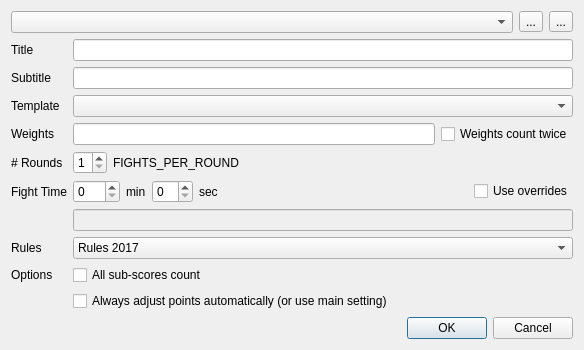
First picture: the form in base/ModeManagerDlg.ui, repository fmuecke/Ipponboard, before the edit.
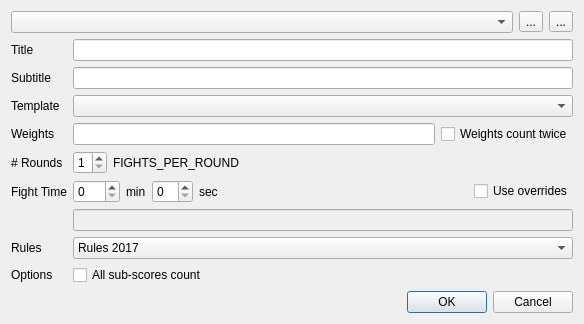
Second picture: the form after the edit. Icons and pictures are not drawn.

Commit message: automatically adjusting points is a tool setting only (no more part of rules)

The edit to the form file:
```diff
--- a/base/ModeManagerDlg.ui
+++ b/base/ModeManagerDlg.ui
@@ -7,7 +7,7 @@
     <x>0</x>
     <y>0</y>
     <width>584</width>
-    <height>335</height>
+    <height>312</height>
    </rect>
   </property>
   <property name="windowTitle">
@@ -316,16 +316,6 @@
        </property>
       </widget>
      </item>
-     <item row="9" column="1">
-      <widget class="QCheckBox" name="checkBox_alwaysAutoAdjustPoints">
-       <property name="toolTip">
-        <string>Automatically add points during Osae-komi</string>
-       </property>
-       <property name="text">
-        <string>Always adjust points automatically (or use main setting)</string>
-       </property>
-      </widget>
-     </item>
     </layout>
    </item>
    <item>
```
The commit also changes 12 other files.
